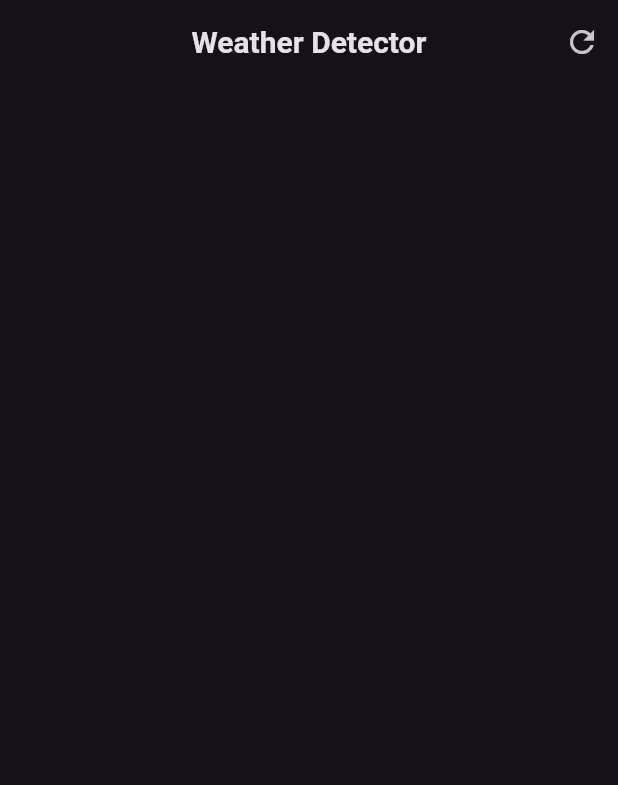
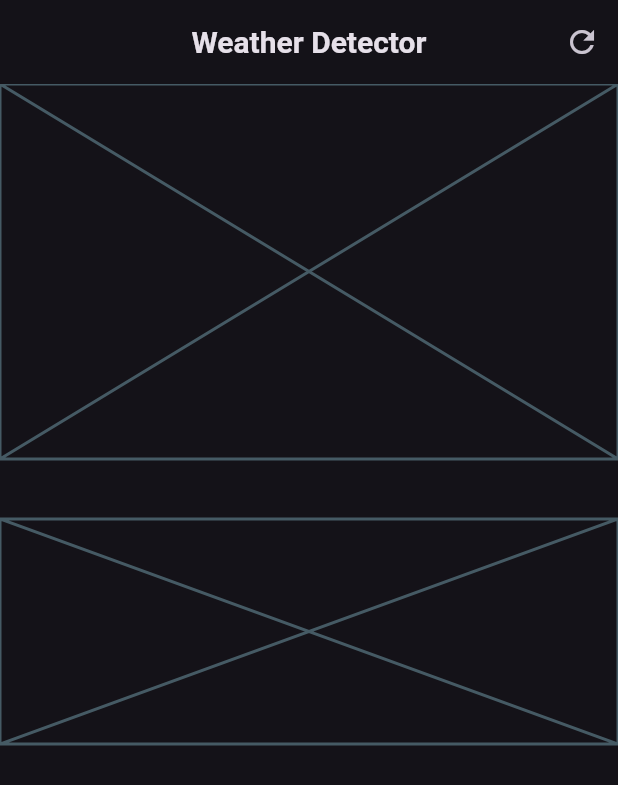
Before and after one commit to samrocks03/LearningFlutter, a Flutter app: the screen it shows after launch, on a phone screen of 412 x 824 dp. Shown: the top 785 px of the screen. Run offline on Flutter 3.47's test engine with Material 2 defaults, Android fonts, the phone set to English and light mode, and no system bars.

```diff
--- a/weather_apk/lib/screen.dart
+++ b/weather_apk/lib/screen.dart
@@ -28,6 +28,21 @@ class WeatherApp extends StatelessWidget {
           ]
       ),
 
+
+      body: const Column(
+        children: [
+          // Main card for Current Weather forecast
+          Placeholder(
+            fallbackHeight: 250,
+          ),
+
+          SizedBox(height: 40,),
+          Placeholder(
+            fallbackHeight: 150,
+          ),
+
+        ],
+      ),
     );
   }
 }
```
